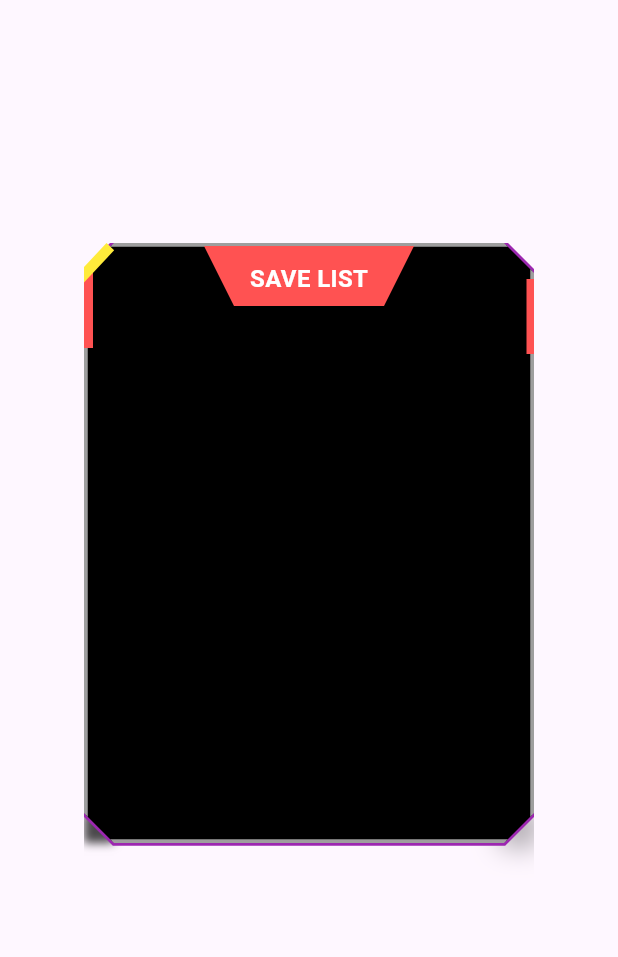
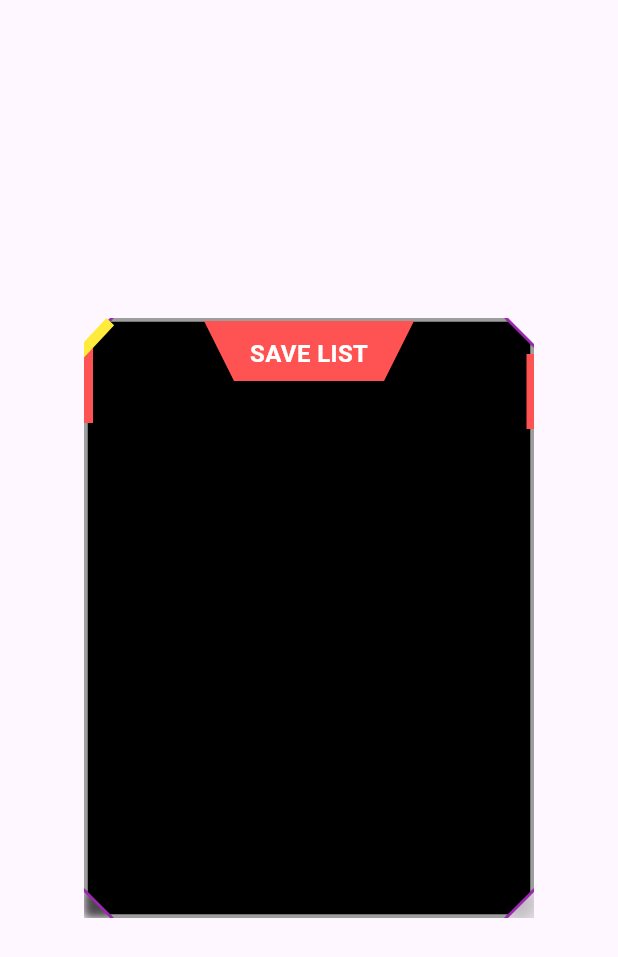
Before and after one commit to aankitasoni/GT_Task1, a Flutter app: the screen it shows after launch, on a phone screen of 412 x 824 dp. Shown: the top 957 px of the screen. Run offline on Flutter 3.47's test engine with Material 3 defaults, Android fonts, the phone set to English and light mode, and no system bars.

Commit message:
updated ui

```diff
--- a/lib/screens/task_one.dart
+++ b/lib/screens/task_one.dart
@@ -7,8 +7,6 @@ class TaskOne extends StatelessWidget {
   Widget build(BuildContext context) {
     return Scaffold(
       body: Center(
-        child: Container(
-          height: 500,
         child: Stack(
           alignment: Alignment.topCenter,
           children: [
@@ -92,7 +90,6 @@ class TaskOne extends StatelessWidget {
               ),
             ),
           ],
-          ),
         ),
       ),
     );
```
Lines whose indentation alone changed are shown as unchanged.
